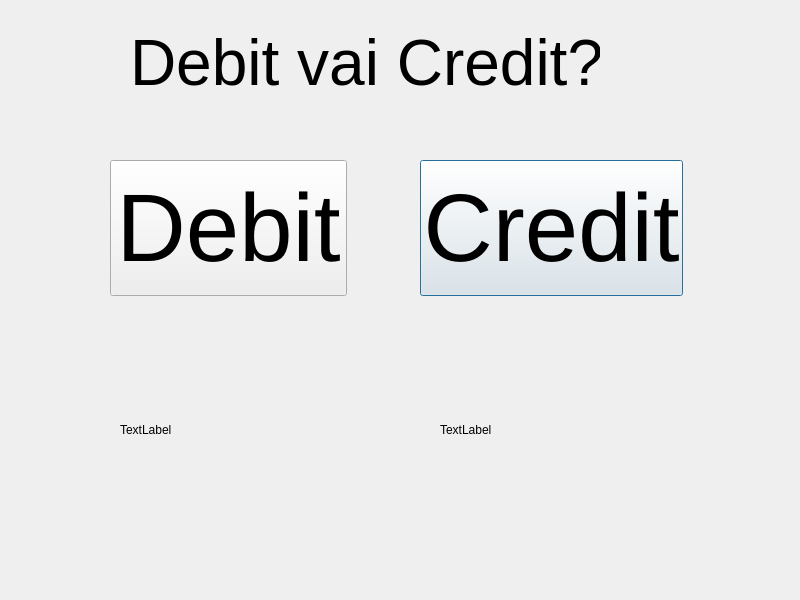
Above: bank-automat/debitorcredit.ui from tvt24kmo-project/group_15 before the change. Below: the same form after it.
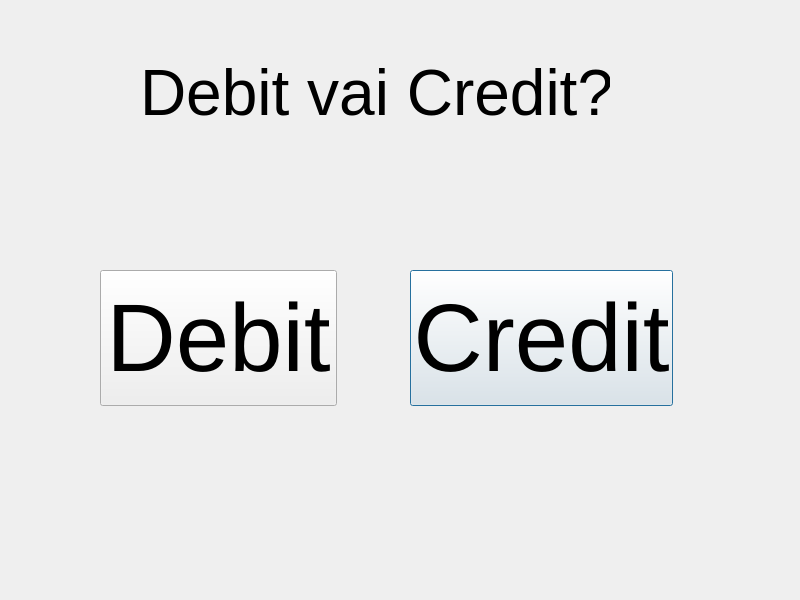
That is the form after the change.

Commit message: debitorcredit tiedostosta labelit pois

```diff
--- a/bank-automat/debitorcredit.ui
+++ b/bank-automat/debitorcredit.ui
@@ -16,8 +16,8 @@
   <widget class="QLabel" name="labelDOC">
    <property name="geometry">
     <rect>
-     <x>130</x>
-     <y>20</y>
+     <x>140</x>
+     <y>50</y>
      <width>470</width>
      <height>85</height>
     </rect>
@@ -37,8 +37,8 @@
    </property>
    <property name="geometry">
     <rect>
-     <x>450</x>
-     <y>200</y>
+     <x>440</x>
+     <y>310</y>
      <width>16</width>
      <height>16</height>
     </rect>
@@ -52,37 +52,11 @@
     <string>TextLabel</string>
    </property>
   </widget>
-  <widget class="QLabel" name="labelCC">
-   <property name="geometry">
-    <rect>
-     <x>440</x>
-     <y>320</y>
-     <width>220</width>
-     <height>220</height>
-    </rect>
-   </property>
-   <property name="text">
-    <string>TextLabel</string>
-   </property>
-  </widget>
-  <widget class="QLabel" name="label_2">
-   <property name="geometry">
-    <rect>
-     <x>120</x>
-     <y>320</y>
-     <width>220</width>
-     <height>220</height>
-    </rect>
-   </property>
-   <property name="text">
-    <string>TextLabel</string>
-   </property>
-  </widget>
   <widget class="QPushButton" name="buttonDebit">
    <property name="geometry">
     <rect>
-     <x>420</x>
-     <y>160</y>
+     <x>410</x>
+     <y>270</y>
      <width>263</width>
      <height>136</height>
     </rect>
@@ -99,8 +73,8 @@
   <widget class="QPushButton" name="buttonCredit">
    <property name="geometry">
     <rect>
-     <x>110</x>
-     <y>160</y>
+     <x>100</x>
+     <y>270</y>
      <width>237</width>
      <height>136</height>
     </rect>
```
